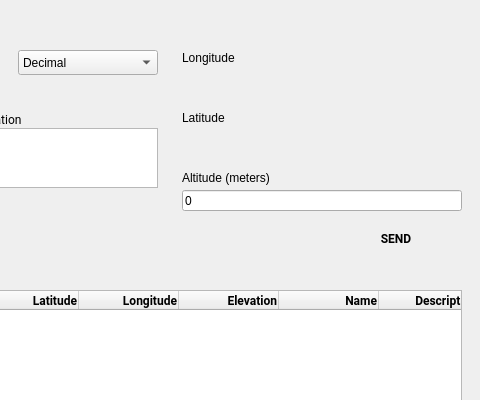
This is android/android-emu/android/skin/qt/extended-pages/location-page.ui in aosp-mirror/platform_external_qemu as Qt 5 draws it before an edit; both pictures show x 142 to 622 and y 0 to 400 of the 622 by 600 pixel window. The edited form follows.
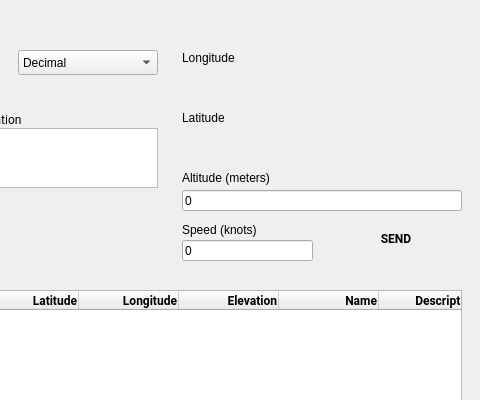
This is the edited form. Icons and pictures are not drawn. Custom widgets are drawn as their Qt base class.

Commit message:
[WIP] Add "speed" field on Location page
Also, allow any altitude value.

What changed in the file:
```diff
--- a/android/android-emu/android/skin/qt/extended-pages/location-page.ui
+++ b/android/android-emu/android/skin/qt/extended-pages/location-page.ui
@@ -522,6 +522,44 @@
     </font>
    </property>
   </widget>
+  <widget class="QLineEdit" name="loc_speedInput">
+   <property name="geometry">
+    <rect>
+     <x>324</x>
+     <y>240</y>
+     <width>131</width>
+     <height>21</height>
+    </rect>
+   </property>
+   <property name="accessibleDescription">
+    <string>Altitude in meters</string>
+   </property>
+   <property name="text">
+    <string>0</string>
+   </property>
+   <property name="class" stdset="0">
+    <string>EditableValue</string>
+   </property>
+   <property name="report_metrics" stdset="0">
+    <bool>false</bool>
+   </property>
+  </widget>
+  <widget class="QLabel" name="loc_speedLabel">
+   <property name="geometry">
+    <rect>
+     <x>324</x>
+     <y>220</y>
+     <width>91</width>
+     <height>20</height>
+    </rect>
+   </property>
+   <property name="text">
+    <string>Speed (knots)</string>
+   </property>
+   <property name="ColorGroup" stdset="0">
+    <string>Title</string>
+   </property>
+  </widget>
  </widget>
  <customwidgets>
   <customwidget>
```
Left out of the diff: 18 changed lines with no effect on the pictures. The commit also changes 2 other files.
